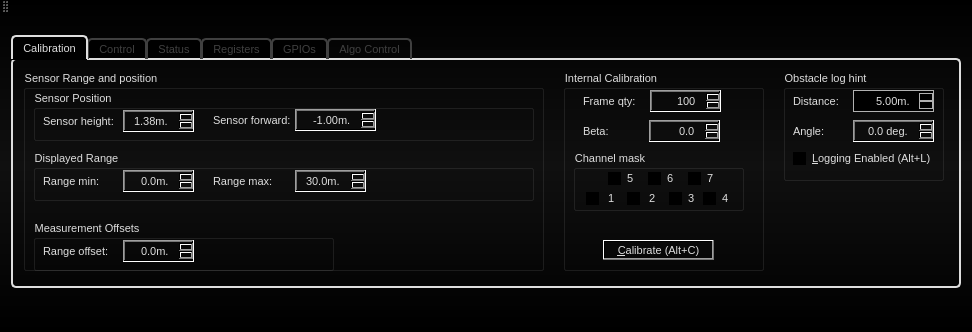
Above: src/AWLQtDemo/awlqtdemo.ui from samanwaya-jena/EVAL-ADAL6110-16-GUI before the change. Below: the same form after it.
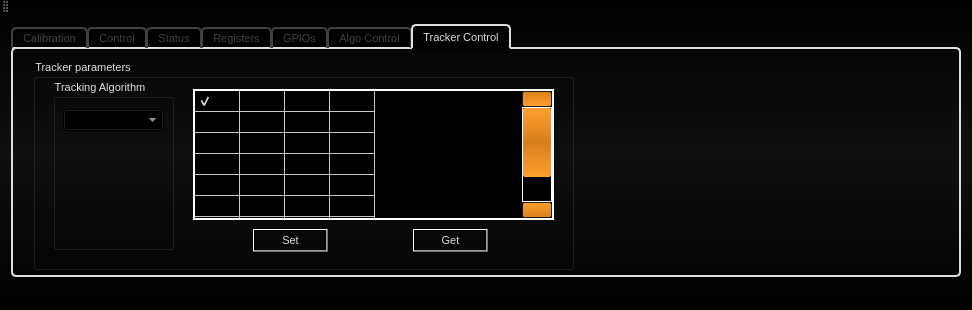
That is the form after the change. The open tabs and pages were chosen to show the change. Icons and pictures are not drawn.

Commit message: Introduced new Tracker Parameter messages.

Patch:
```diff
--- a/src/AWLQtDemo/awlqtdemo.ui
+++ b/src/AWLQtDemo/awlqtdemo.ui
@@ -10,7 +10,7 @@
     <x>0</x>
     <y>0</y>
     <width>972</width>
-    <height>332</height>
+    <height>309</height>
    </rect>
   </property>
   <property name="sizePolicy">
@@ -4363,6 +4363,225 @@
           </widget>
          </widget>
         </widget>
+        <widget class="QWidget" name="TrackerTab">
+         <attribute name="title">
+          <string>Tracker Control</string>
+         </attribute>
+         <widget class="QGroupBox" name="trackerGroupBox">
+          <property name="geometry">
+           <rect>
+            <x>20</x>
+            <y>10</y>
+            <width>541</width>
+            <height>211</height>
+           </rect>
+          </property>
+          <property name="sizePolicy">
+           <sizepolicy hsizetype="Preferred" vsizetype="Preferred">
+            <horstretch>1</horstretch>
+            <verstretch>0</verstretch>
+           </sizepolicy>
+          </property>
+          <property name="minimumSize">
+           <size>
+            <width>1</width>
+            <height>0</height>
+           </size>
+          </property>
+          <property name="title">
+           <string>Tracker parameters</string>
+          </property>
+          <widget class="QGroupBox" name="trackerSelectGroupBox">
+           <property name="geometry">
+            <rect>
+             <x>20</x>
+             <y>20</y>
+             <width>121</width>
+             <height>171</height>
+            </rect>
+           </property>
+           <property name="title">
+            <string>Tracking Algorithm</string>
+           </property>
+           <property name="alignment">
+            <set>Qt::AlignLeading|Qt::AlignLeft|Qt::AlignTop</set>
+           </property>
+           <widget class="QComboBox" name="trackerSelectComboBox">
+            <property name="geometry">
+             <rect>
+              <x>10</x>
+              <y>30</y>
+              <width>101</width>
+              <height>22</height>
+             </rect>
+            </property>
+            <property name="styleSheet">
+             <string notr="true"/>
+            </property>
+            <property name="currentText">
+             <string/>
+            </property>
+            <property name="maxCount">
+             <number>2147483647</number>
+            </property>
+           </widget>
+          </widget>
+          <widget class="QTableWidget" name="trackerParametersTable">
+           <property name="geometry">
+            <rect>
+             <x>160</x>
+             <y>30</y>
+             <width>361</width>
+             <height>131</height>
+            </rect>
+           </property>
+           <property name="font">
+            <font>
+             <pointsize>-1</pointsize>
+            </font>
+           </property>
+           <property name="autoFillBackground">
+            <bool>true</bool>
+           </property>
+           <property name="styleSheet">
+            <string notr="true">background-color: rgb(0,0,0);
+gridline-color: rgb(199, 199, 199);
+border-color: rgb(255, 255, 255);
+color: rgb(255,255,255);</string>
+           </property>
+           <property name="frameShape">
+            <enum>QFrame::Panel</enum>
+           </property>
+           <property name="frameShadow">
+            <enum>QFrame::Plain</enum>
+           </property>
+           <property name="lineWidth">
+            <number>2</number>
+           </property>
+           <property name="horizontalScrollBarPolicy">
+            <enum>Qt::ScrollBarAlwaysOff</enum>
+           </property>
+           <property name="gridStyle">
+            <enum>Qt::SolidLine</enum>
+           </property>
+           <property name="wordWrap">
+            <bool>false</bool>
+           </property>
+           <property name="cornerButtonEnabled">
+            <bool>false</bool>
+           </property>
+           <property name="rowCount">
+            <number>8</number>
+           </property>
+           <property name="columnCount">
+            <number>4</number>
+           </property>
+           <attribute name="horizontalHeaderVisible">
+            <bool>false</bool>
+           </attribute>
+           <attribute name="horizontalHeaderCascadingSectionResizes">
+            <bool>false</bool>
+           </attribute>
+           <attribute name="horizontalHeaderDefaultSectionSize">
+            <number>45</number>
+           </attribute>
+           <attribute name="horizontalHeaderHighlightSections">
+            <bool>true</bool>
+           </attribute>
+           <attribute name="horizontalHeaderMinimumSectionSize">
+            <number>10</number>
+           </attribute>
+           <attribute name="horizontalHeaderStretchLastSection">
+            <bool>false</bool>
+           </attribute>
+           <attribute name="verticalHeaderVisible">
+            <bool>false</bool>
+           </attribute>
+           <attribute name="verticalHeaderDefaultSectionSize">
+            <number>21</number>
+           </attribute>
+           <attribute name="verticalHeaderHighlightSections">
+            <bool>true</bool>
+           </attribute>
+           <attribute name="verticalHeaderStretchLastSection">
+            <bool>false</bool>
+           </attribute>
+           <row/>
+           <row/>
+           <row/>
+           <row/>
+           <row/>
+           <row/>
+           <row/>
+           <row/>
+           <column>
+            <property name="text">
+             <string>Select</string>
+            </property>
+           </column>
+           <column>
+            <property name="text">
+             <string>Description</string>
+            </property>
+           </column>
+           <column>
+            <property name="text">
+             <string>Value</string>
+            </property>
+           </column>
+           <column>
+            <property name="text">
+             <string>Confirm</string>
+            </property>
+           </column>
+           <item row="0" column="0">
+            <property name="text">
+             <string/>
+            </property>
+            <property name="checkState">
+             <enum>Checked</enum>
+            </property>
+            <property name="flags">
+             <set>ItemIsSelectable|ItemIsEditable|ItemIsUserCheckable|ItemIsEnabled</set>
+            </property>
+           </item>
+           <item row="0" column="1">
+            <property name="text">
+             <string/>
+            </property>
+            <property name="flags">
+             <set>ItemIsSelectable|ItemIsEditable|ItemIsEnabled</set>
+            </property>
+           </item>
+          </widget>
+          <widget class="QPushButton" name="trackerParametersSetPushButton">
+           <property name="geometry">
+            <rect>
+             <x>220</x>
+             <y>170</y>
+             <width>75</width>
+             <height>23</height>
+            </rect>
+           </property>
+           <property name="text">
+            <string>Set</string>
+           </property>
+          </widget>
+          <widget class="QPushButton" name="trackerParametersGetPushButton">
+           <property name="geometry">
+            <rect>
+             <x>380</x>
+             <y>170</y>
+             <width>75</width>
+             <height>23</height>
+            </rect>
+           </property>
+           <property name="text">
+            <string>Get</string>
+           </property>
+          </widget>
+         </widget>
+        </widget>
        </widget>
       </item>
       <item>
```
Left out of the diff: 65 changed lines with no effect on the pictures. The commit also changes 13 other files.
